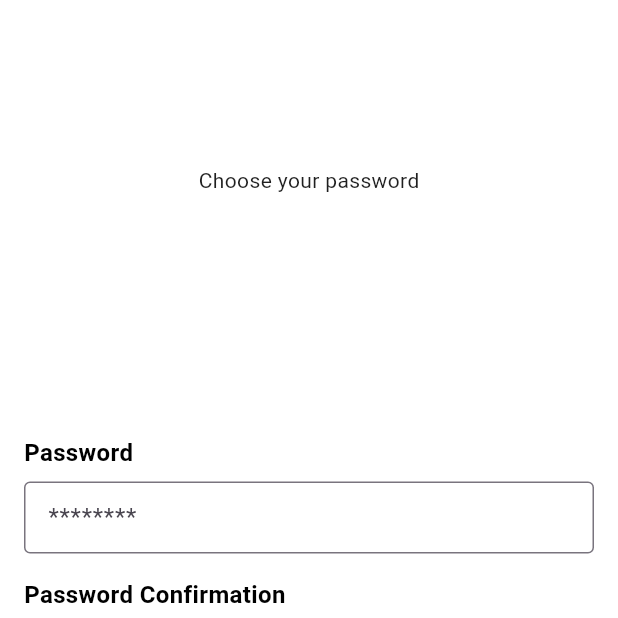
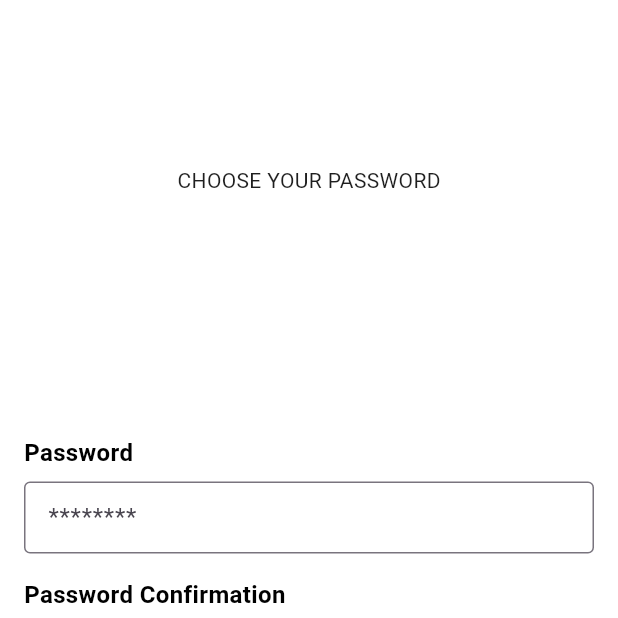
Before and after one commit to Ibrahim-Hassoun/Batal, a Flutter app: the screen it shows after launch, after a tap on "NEXT", on a phone screen of 412 x 824 dp, the top half of it. Run offline on Flutter 3.47's test engine with Material 3 defaults, Android fonts, the light colour scheme and no system bars; drawn by our look-alikes of flutter_platform_widgets; project files that could hold a hidden picture were left out.

Commit message:
fixed some UI issues

```diff
--- a/mobile/lib/main.dart
+++ b/mobile/lib/main.dart
@@ -8,6 +8,7 @@ const Color primaryColor =Color(0xFFF7713D);
 const Color secondaryColor =Color.fromARGB(255, 31, 31, 31);
 const Color tertiaryColor =Color.fromARGB(255, 255, 255, 255);
 const Color bg_gray = Color(0xEEEEEEEE);
+
 const Color text_gray = Color.fromARGB(255, 179, 179, 179);
 void main() {
   runApp(const MyApp());
--- a/mobile/lib/ui/layouts/labeled_input.dart
+++ b/mobile/lib/ui/layouts/labeled_input.dart
@@ -1,4 +1,5 @@
 import 'package:flutter/material.dart';
+import 'package:flutter_platform_widgets/flutter_platform_widgets.dart';
 
 class LabeledInput extends StatelessWidget {
   final String label;
@@ -21,16 +22,24 @@ class LabeledInput extends StatelessWidget {
             style: TextStyle(
               fontSize: 16,
               fontWeight: FontWeight.w600,
-              color: Colors.black, // Customize label color
+              color: Colors.black,
             ),
           ),
           // Input field
-          SizedBox(height: 8), // Spacing between label and input
-          TextFormField(
-            decoration: InputDecoration(
-              border: OutlineInputBorder(),
-              contentPadding: EdgeInsets.all(12),
-              hintText: placeholder, // You can replace with a placeholder or hint
+          SizedBox(height: 8),
+          PlatformTextFormField(
+            material: (_, __) => MaterialTextFormFieldData(
+              decoration: InputDecoration(
+                border: OutlineInputBorder(
+                  borderSide: BorderSide()
+                ),
+                contentPadding: EdgeInsets.all(12),
+                hintText: placeholder,
+              ),
+            ),
+            cupertino: (_, __) => CupertinoTextFormFieldData(
+              placeholder: placeholder,
+              padding: EdgeInsets.all(12),
             ),
           ),
         ],
--- a/mobile/lib/ui/widgets/auth/auth_widget.dart
+++ b/mobile/lib/ui/widgets/auth/auth_widget.dart
@@ -40,7 +40,8 @@ class _AuthWidgetState extends State<AuthWidget> {
     return PlatformScaffold(
       body: isRegistering?
              currentStep==1?Register1(incrementStep: incrementStep, decrementStep: decrementStep):
-             currentStep==2?Register2(incrementStep: incrementStep, decrementStep: decrementStep):null
+             currentStep==2?Register2(incrementStep: incrementStep, decrementStep: decrementStep):
+             currentStep==3?Text(" 3"):null
                 :
             !isRegistering? TextButton(onPressed: decrementStep, child: const Text('Back')):null
     );
--- a/mobile/lib/ui/widgets/auth/register_2.dart
+++ b/mobile/lib/ui/widgets/auth/register_2.dart
@@ -17,7 +17,7 @@ class Register2 extends StatelessWidget {
       child: Column(
         children: [
           const SizedBox(height: 110),
-          const Text("Choose your password"),
+          PlatformText("Choose your password"),
           const SizedBox(height: 160),
           Expanded(
             child: Center(
```
